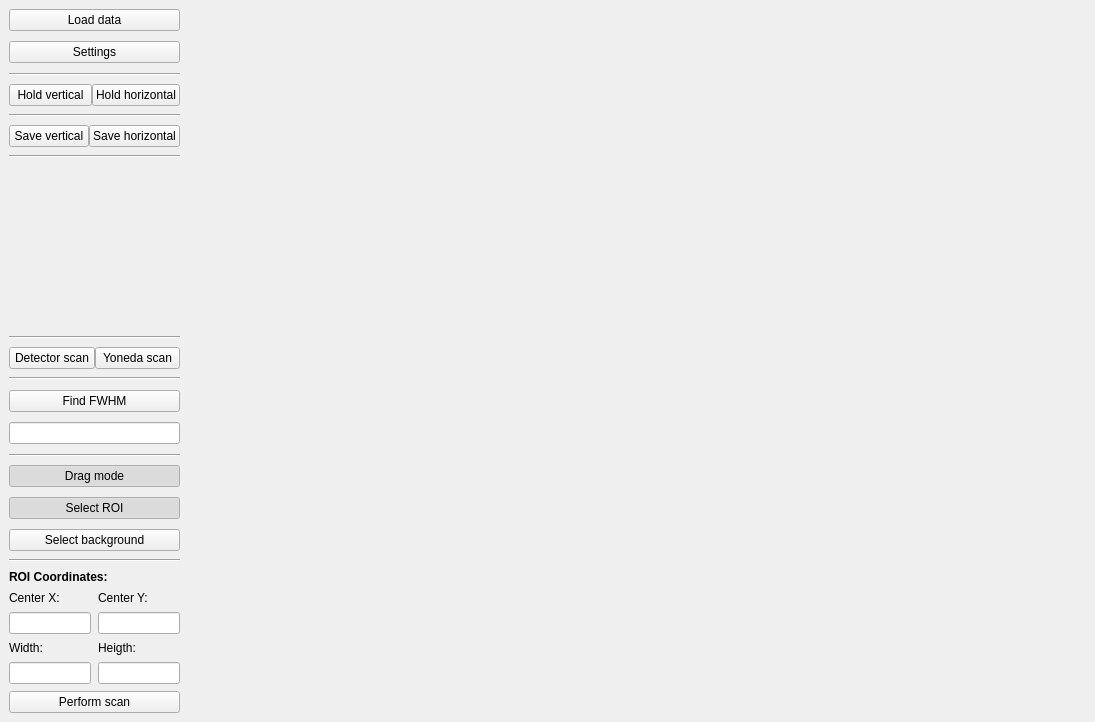
Qt form form.ui (sstendahl/GIScan) before a commit.
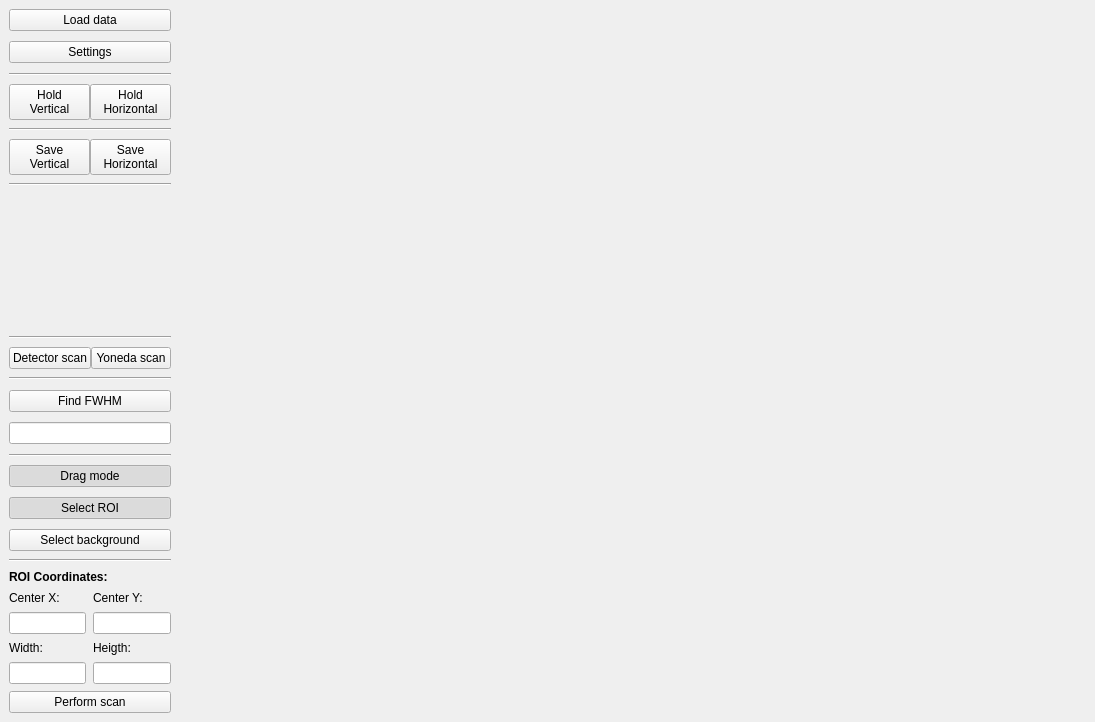
The same form after that commit.

The edit to the form file:
```diff
--- a/form.ui
+++ b/form.ui
@@ -122,7 +122,8 @@
            </sizepolicy>
           </property>
           <property name="text">
-           <string>Hold vertical</string>
+           <string>Hold
+Vertical</string>
           </property>
           <property name="checkable">
            <bool>true</bool>
@@ -138,7 +139,8 @@
            </sizepolicy>
           </property>
           <property name="text">
-           <string>Hold horizontal</string>
+           <string>Hold
+Horizontal</string>
           </property>
           <property name="checkable">
            <bool>true</bool>
@@ -201,7 +203,8 @@
            </sizepolicy>
           </property>
           <property name="text">
-           <string>Save vertical</string>
+           <string>Save
+Vertical</string>
           </property>
          </widget>
         </item>
@@ -214,7 +217,8 @@
            </sizepolicy>
           </property>
           <property name="text">
-           <string>Save horizontal</string>
+           <string>Save
+Horizontal</string>
           </property>
          </widget>
         </item>
```
